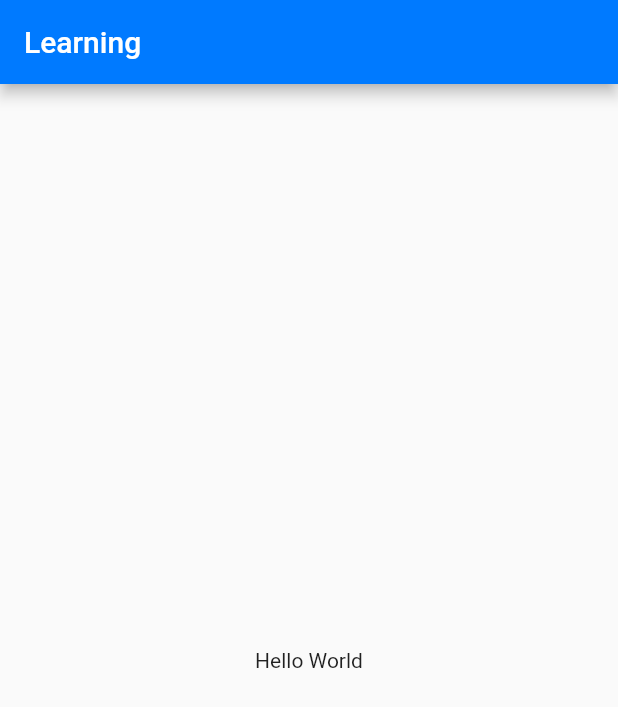
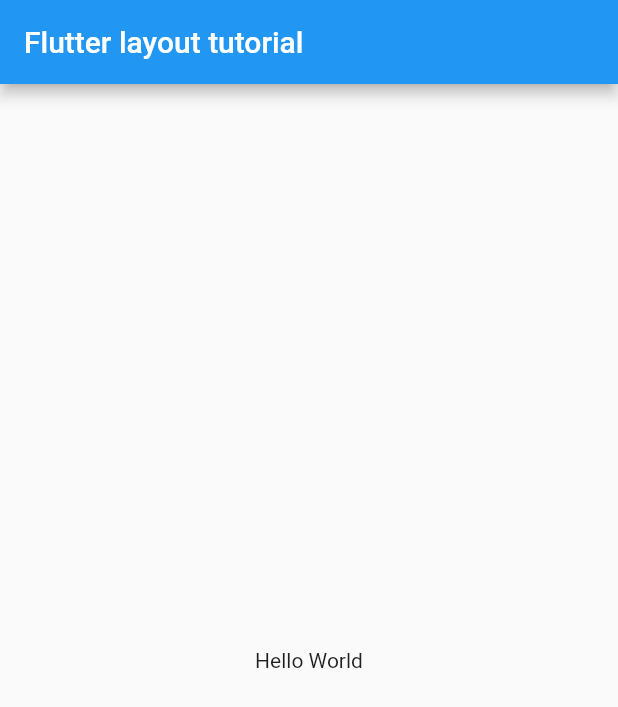
Before and after one commit to ActuallyHappening/IOT, a Flutter app: the screen it shows after launch, on a phone screen of 412 x 824 dp. Shown: the top 707 px of the screen. Run offline on Flutter 3.47's test engine with Material 2 defaults, Android fonts, the phone set to English and light mode, and no system bars; our stand-ins replace flutter_dotenv.

```diff
--- a/flutter/thermal_camera/lib/main.dart
+++ b/flutter/thermal_camera/lib/main.dart
@@ -1,27 +1,26 @@
-import 'package:flutter/cupertino.dart';
 import 'package:flutter/material.dart';
-import 'package:flutter/rendering.dart';
 
 void main() {
-  debugPrint("Running!");
-  debugPaintSizeEnabled = true;
   runApp(const MyApp());
 }
 
 class MyApp extends StatelessWidget {
-  const MyApp({Key? key}) : super(key: key);
+  const MyApp({super.key});
+
+  static const _title = "Flutter layout tutorial";
 
   @override
   Widget build(BuildContext context) {
-    return CupertinoApp(
-        title: 'Learning',
+    return MaterialApp(
+      title: _title,
       home: Scaffold(
         appBar: AppBar(
-            title: const Text('Learning'),
+          title: const Text(_title),
         ),
         body: const Center(
           child: Text('Hello World'),
         ),
-        ));
+      ),
+    );
   }
 }
```
Also changed, not shown: 4 other files. Lines whose indentation alone changed are shown as unchanged.
